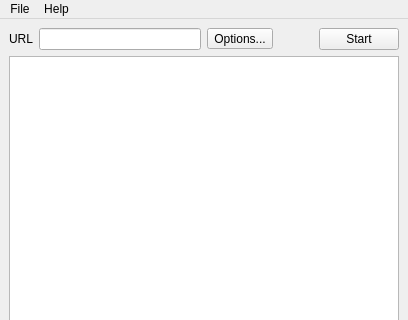
Qt form linkcheck/gui/ui/main.ui (wummel/linkchecker) before a commit; both pictures show x 0 to 408 and y 0 to 320 of the 408 by 511 pixel window.
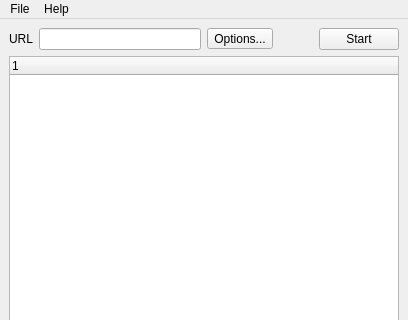
The same form after that commit. Icons and pictures are not drawn.

Commit message: Log GUI output to a treewidget

What changed in the file:
```diff
--- a/linkcheck/gui/ui/main.ui
+++ b/linkcheck/gui/ui/main.ui
@@ -89,16 +89,12 @@
      </layout>
     </item>
     <item row="1" column="0" colspan="2" >
-     <widget class="QTextEdit" name="output" >
-      <property name="undoRedoEnabled" >
-       <bool>false</bool>
-      </property>
-      <property name="lineWrapMode" >
-       <enum>QTextEdit::NoWrap</enum>
-      </property>
-      <property name="readOnly" >
-       <bool>true</bool>
-      </property>
+     <widget class="QTreeWidget" name="treeWidget" >
+      <column>
+       <property name="text" >
+        <string>1</string>
+       </property>
+      </column>
      </widget>
     </item>
    </layout>
```
The commit also changes 3 other files.
